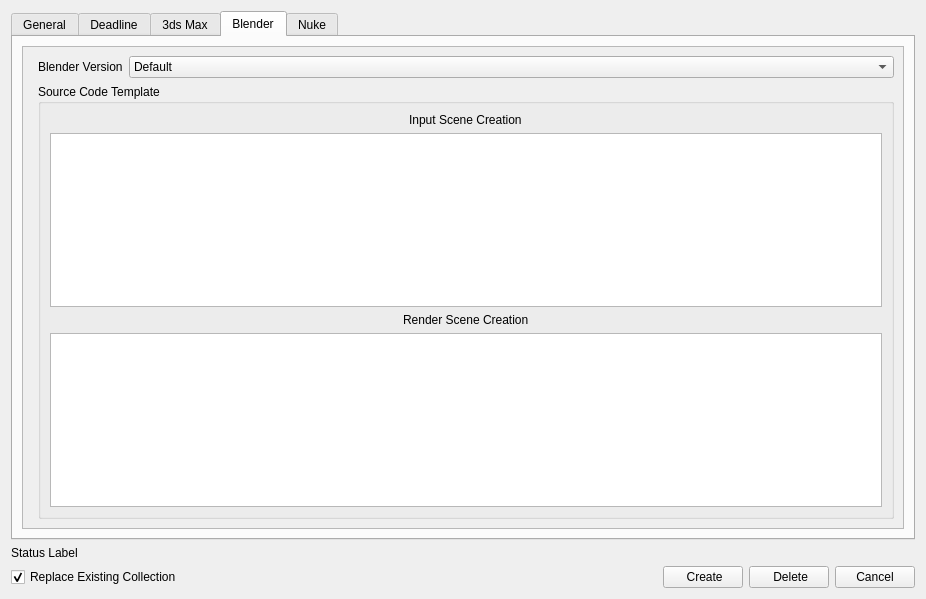
Above: plugins/RenderingPipelinePlugin/assets/renderingPipeline.ui from compix/MetadataManager before the change. Below: the same form after it.
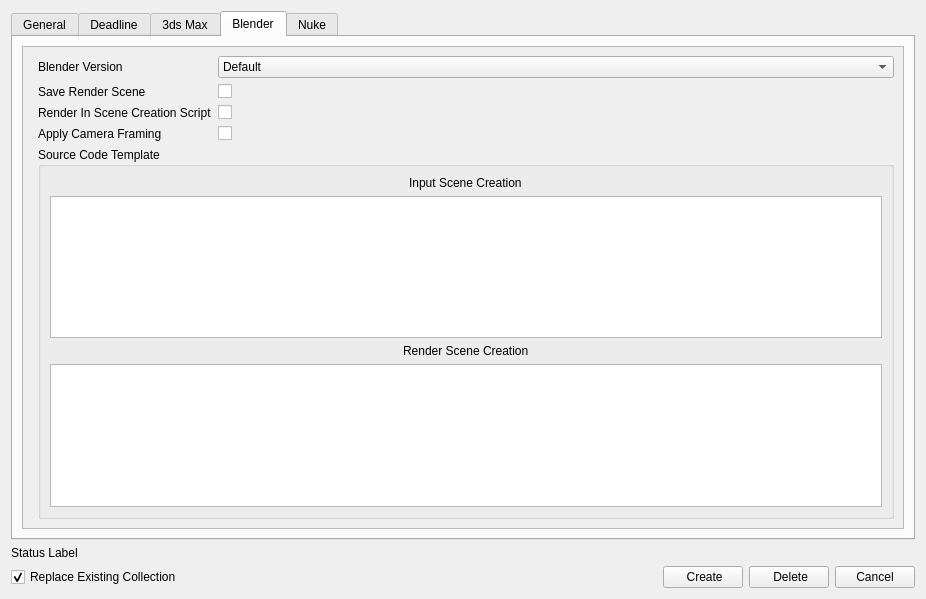
That is the form after the change. The open tabs and pages were chosen to show the change. Icons and pictures are not drawn.

Commit message: Blender Pipeline support for scene creation + rendering + compositing in one job

Diff of the .ui file:
```diff
--- a/plugins/RenderingPipelinePlugin/assets/renderingPipeline.ui
+++ b/plugins/RenderingPipelinePlugin/assets/renderingPipeline.ui
@@ -1413,7 +1413,7 @@
             <x>0</x>
             <y>0</y>
             <width>882</width>
-            <height>1129</height>
+            <height>485</height>
            </rect>
           </property>
           <layout class="QVBoxLayout" name="verticalLayout_14">
@@ -1462,6 +1462,48 @@
                  </item>
                 </widget>
                </item>
+               <item row="1" column="0">
+                <widget class="QLabel" name="label_54">
+                 <property name="text">
+                  <string>Save Render Scene</string>
+                 </property>
+                </widget>
+               </item>
+               <item row="2" column="0">
+                <widget class="QLabel" name="label_55">
+                 <property name="text">
+                  <string>Render In Scene Creation Script</string>
+                 </property>
+                </widget>
+               </item>
+               <item row="3" column="0">
+                <widget class="QLabel" name="label_56">
+                 <property name="text">
+                  <string>Apply Camera Framing</string>
+                 </property>
+                </widget>
+               </item>
+               <item row="1" column="1">
+                <widget class="QCheckBox" name="saveRenderSceneCheckBox">
+                 <property name="text">
+                  <string/>
+                 </property>
+                </widget>
+               </item>
+               <item row="2" column="1">
+                <widget class="QCheckBox" name="renderInSceneCreationScriptCheckBox">
+                 <property name="text">
+                  <string/>
+                 </property>
+                </widget>
+               </item>
+               <item row="3" column="1">
+                <widget class="QCheckBox" name="applyCameraFramingCheckBox">
+                 <property name="text">
+                  <string/>
+                 </property>
+                </widget>
+               </item>
               </layout>
              </item>
              <item row="1" column="1">
```
Left out of the diff: 12 changed lines with no effect on the pictures. The commit also changes 4 other files.
